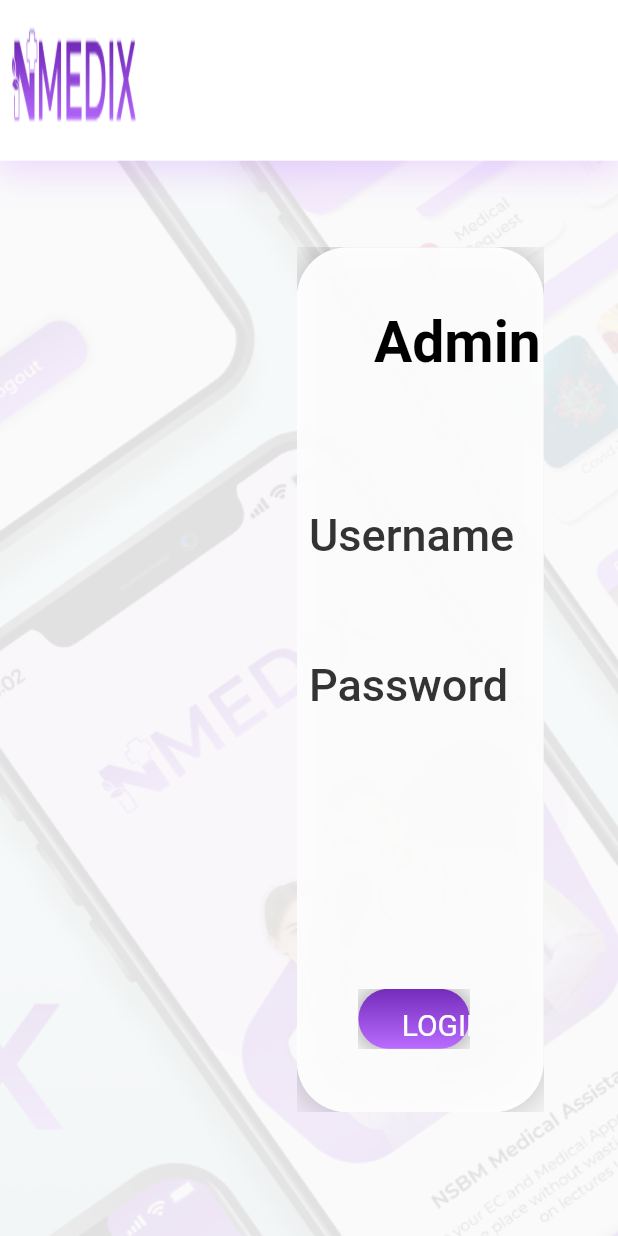
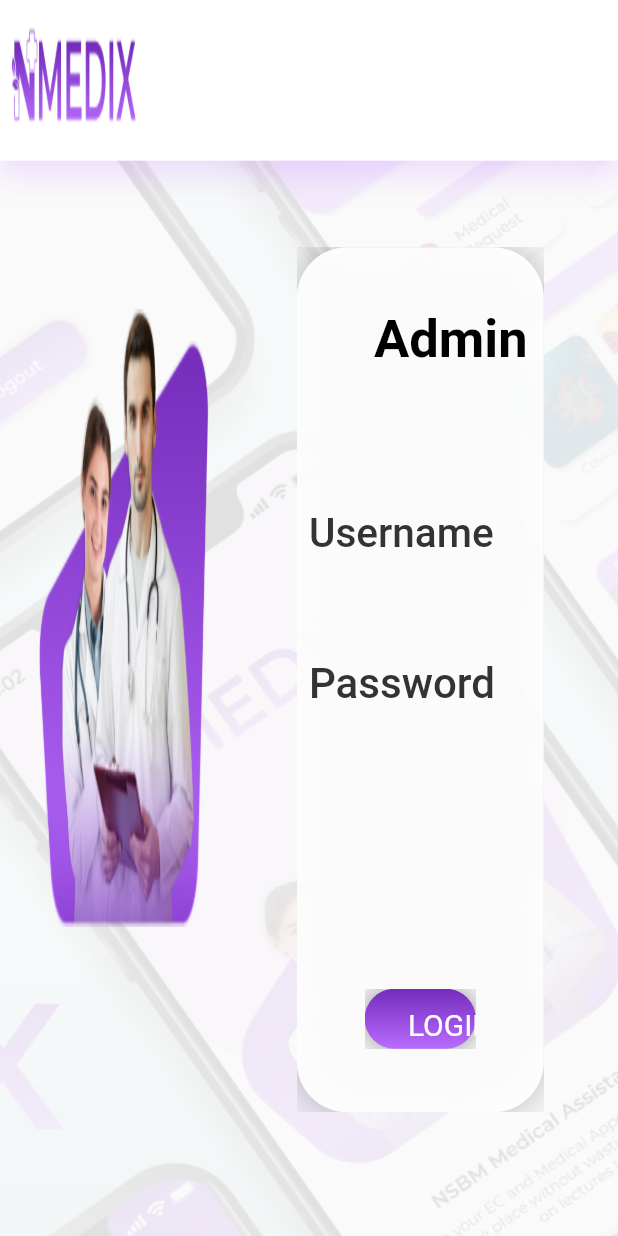
Before and after one commit to Isurusandaruwan697/NMEDIX, a Flutter app: the AdminLogin screen opened directly, on a phone screen of 412 x 824 dp. Run offline on Flutter 3.47's test engine with Material 2 defaults, Android fonts, the phone set to English and light mode, and no system bars; our stand-ins replace carousel_slider; Roboto replaces fonts that are missing (Montserrat).

Commit message:
update admin login

```diff
--- a/lib/pages/admin_login_page.dart
+++ b/lib/pages/admin_login_page.dart
@@ -113,7 +113,7 @@ class _AdminLoginState extends State<AdminLogin> {
                           textAlign: TextAlign.center,
                           style: TextStyle(
                             color: Colors.black,
-                            fontSize: 38,
+                            fontSize: 35,
                             fontFamily: 'Montserrat',
                             fontWeight: FontWeight.w700,
                             height: 0,
@@ -121,7 +121,7 @@ class _AdminLoginState extends State<AdminLogin> {
                         ),
                       ),
                       Positioned(
-                        left: width*0.1,
+                        left: width*0.11,
                         top: height*0.6,
                         child: Container(
                           width: width*0.18,
@@ -187,7 +187,7 @@ class _AdminLoginState extends State<AdminLogin> {
                                   'Username',
                                   style: TextStyle(
                                     color: Color(0xFF333333),
-                                    fontSize: 30,
+                                    fontSize: 27,
                                     fontFamily: 'Montserrat',
                                     fontWeight: FontWeight.w500,
                                     height: 0,
@@ -201,7 +201,7 @@ class _AdminLoginState extends State<AdminLogin> {
                                   'Password',
                                   style: TextStyle(
                                     color: Color(0xFF333333),
-                                    fontSize: 30,
+                                    fontSize: 28,
                                     fontFamily: 'Montserrat',
                                     fontWeight: FontWeight.w500,
                                     height: 0,
@@ -212,7 +212,7 @@ class _AdminLoginState extends State<AdminLogin> {
                                 left: 196,
                                 top: 0,
                                 child: Container(
-                                  width: 356,
+                                  width: width*0.2,
                                   height: 59,
                                   child: Stack(
                                     children: [
@@ -220,7 +220,7 @@ class _AdminLoginState extends State<AdminLogin> {
                                         left: 0,
                                         top: 0,
                                         child: Container(
-                                          width: 356,
+                                          width: width*0.2,
                                           height: 59,
                                           decoration: ShapeDecoration(
                                             color: Colors.white,
@@ -245,7 +245,7 @@ class _AdminLoginState extends State<AdminLogin> {
                                           'Enter Your Username',
                                           style: TextStyle(
                                             color: Color(0xFFC4C4C4),
-                                            fontSize: 20,
+                                            fontSize: 18,
                                             fontFamily: 'Montserrat',
                                             fontWeight: FontWeight.w500,
                                             height: 0,
@@ -260,7 +260,7 @@ class _AdminLoginState extends State<AdminLogin> {
                                 left: 196,
                                 top: 100,
                                 child: Container(
-                                  width: 356,
+                                  width: width*0.2,
                                   height: 59,
                                   child: Stack(
                                     children: [
@@ -268,7 +268,7 @@ class _AdminLoginState extends State<AdminLogin> {
                                         left: 0,
                                         top: 0,
                                         child: Container(
-                                          width: 356,
+                                          width: width*0.2,
                                           height: 59,
                                           decoration: ShapeDecoration(
                                             color: Colors.white,
@@ -293,7 +293,7 @@ class _AdminLoginState extends State<AdminLogin> {
                                           'Enter Your Password',
                                           style: TextStyle(
                                             color: Color(0xFFC4C4C4),
-                                            fontSize: 20,
+                                            fontSize: 18,
                                             fontFamily: 'Montserrat',
                                             fontWeight: FontWeight.w500,
                                             height: 0,
@@ -312,6 +312,25 @@ class _AdminLoginState extends State<AdminLogin> {
                   ),
                 ),
               ),
+
+              Positioned(
+                left: width*0.06,
+                top: height*0.25,
+                child: Container(
+                  width: width*0.28,
+                  height: height*0.5,
+                  decoration: BoxDecoration(
+                    image: DecorationImage(
+                      image: AssetImage("assets/intro.png"),
+                      fit: BoxFit.fill,
+                    ),
+                  ),
+                ),
+              ),
+
+
+
+
               ],
             ),
 
```
Also changed, not shown: assets/nsbm.png (added).
